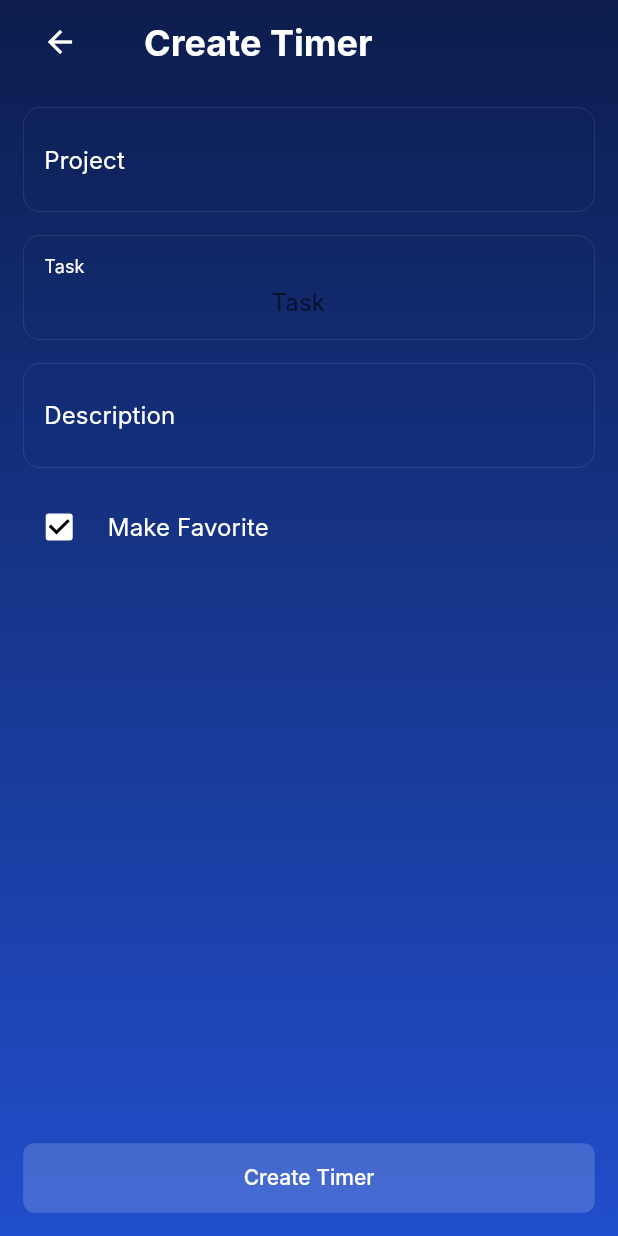
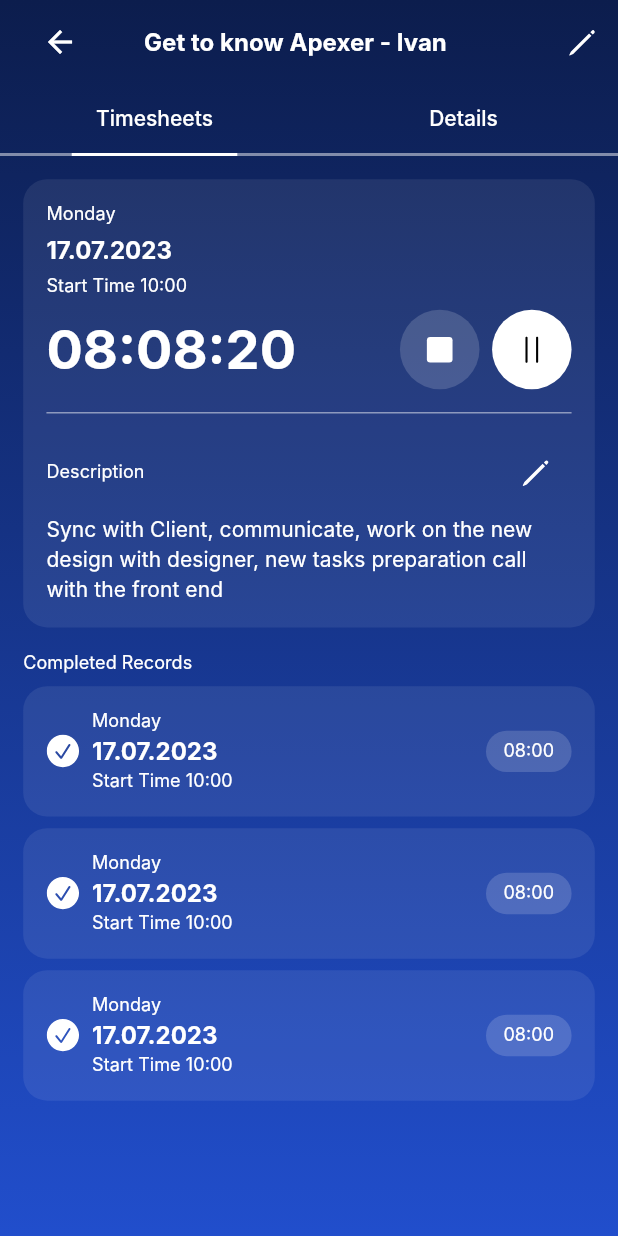
Before and after one commit to Lord-Chris/odoo, a Flutter app: the CreateTimerView screen opened directly, after a tap on "Create Timer", on a phone screen of 412 x 824 dp. Run offline on Flutter 3.47's test engine with Material 3 defaults, Android fonts, the phone set to English and light mode, and no system bars; drawn by our look-alikes of readmore; our stand-ins replace flutter_hooks, flutter_screenutil, flutter_svg; Roboto replaces fonts that are missing (Inter).

Commit message:
Timer Details view

```diff
--- a/lib/ui/shared/constants/app_assets.dart
+++ b/lib/ui/shared/constants/app_assets.dart
@@ -9,8 +9,9 @@ class AppSvgAssets {
   static const clock = '$_prefix/clock.svg';
   static const pause = '$_prefix/pause.svg';
   static const arrowDown = '$_prefix/arrow_down.svg';
-  // static const raydaText = '$_prefix/rayda_text.svg';
-  // static const raydaText = '$_prefix/rayda_text.svg';
+  static const check = '$_prefix/check.svg';
+  static const pencil = '$_prefix/pencil.svg';
+  static const stop = '$_prefix/stop.svg';
   // static const raydaText = '$_prefix/rayda_text.svg';
 }
 
--- a/lib/ui/shared/constants/app_theme.dart
+++ b/lib/ui/shared/constants/app_theme.dart
@@ -3,14 +3,9 @@ import 'package:flutter/material.dart';
 import '_constants.dart';
 
 class AppTheme {
-  static ThemeData get lightTheme =>
-      _theme.copyWith(colorScheme: _lightColorScheme);
-
-  static ThemeData get darkTheme =>
-      _theme.copyWith(colorScheme: _darkColorScheme);
-
   static final _theme = ThemeData(
     useMaterial3: true,
+    primaryColorLight: AppColors.lightPrimary,
     textTheme: const TextTheme(
       displayLarge: AppTextStyles.displayLarge,
       displayMedium: AppTextStyles.displayMedium,
@@ -29,6 +24,11 @@ class AppTheme {
       bodySmall: AppTextStyles.bodySmall,
     ),
   );
+  static ThemeData get lightTheme =>
+      _theme.copyWith(colorScheme: _lightColorScheme);
+
+  static ThemeData get darkTheme =>
+      _theme.copyWith(colorScheme: _darkColorScheme);
 
   static final _lightColorScheme = ColorScheme(
     primary: AppColors.lightPrimary,
--- a/lib/ui/views/create_timer/create_timer_view.dart
+++ b/lib/ui/views/create_timer/create_timer_view.dart
@@ -5,6 +5,7 @@ import '../../../core/extensions/context_extenstion.dart';
 import '../../shared/components/_components.dart';
 import '../../shared/constants/app_colors.dart';
 import '../../shared/constants/spacing.dart';
+import '../timer_details/timer_details_view.dart';
 
 class CreateTimerView extends StatelessWidget {
   const CreateTimerView({super.key});
@@ -73,7 +74,15 @@ class CreateTimerView extends StatelessWidget {
                       ],
                     ),
                   ),
-                  const AppButton(label: 'Create Timer'),
+                  AppButton(
+                    label: 'Create Timer',
+                    onTap: () {
+                      Navigator.push(
+                          context,
+                          MaterialPageRoute(
+                              builder: (_) => const TimerDetailsView()));
+                    },
+                  ),
                 ],
               ),
             ),
--- /dev/null
+++ b/lib/ui/views/timer_details/timer_details_view.dart
@@ -0,0 +1,71 @@
+import 'package:flutter/material.dart';
+import 'package:flutter_hooks/flutter_hooks.dart';
+import 'package:flutter_screenutil/flutter_screenutil.dart';
+import 'package:flutter_svg/flutter_svg.dart';
+
+import '../../../core/_core.dart';
+import '../../shared/components/_components.dart';
+import '../../shared/constants/_constants.dart';
+import 'widgets/details_tab.dart';
+import 'widgets/timesheets_tab.dart';
+
+class TimerDetailsView extends HookWidget {
+  const TimerDetailsView({super.key});
+
+  @override
+  Widget build(BuildContext context) {
+    final controller = useTabController(initialLength: 2);
+    return BaseScaffold(
+      body: Column(
+        children: [
+          AppBar(
+            backgroundColor: AppColors.transparent,
+            leadingWidth: 80,
+            title: Text(
+              'Get to know Apexer - Ivan',
+              style: context.tTheme.titleMedium?.copyWith(
+                color: context.cScheme.onSurface,
+              ),
+            ),
+            actions: [
+              IconButton(
+                onPressed: () {},
+                icon: SvgPicture.asset(AppSvgAssets.pencil),
+              ),
+            ],
+          ),
+          TabBar(
+            controller: controller,
+            dividerHeight: 2,
+            indicatorSize: TabBarIndicatorSize.tab,
+            indicatorPadding: REdgeInsets.symmetric(horizontal: .12.sw),
+            labelStyle: context.tTheme.labelLarge?.copyWith(
+              color: context.cScheme.onSurface,
+            ),
+            indicator: BoxDecoration(
+              border: Border(
+                bottom: BorderSide(
+                  width: 2,
+                  color: context.cScheme.onSecondary,
+                ),
+              ),
+            ),
+            tabs: const [
+              Tab(text: 'Timesheets'),
+              Tab(text: 'Details'),
+            ],
+          ),
+          Expanded(
+            child: TabBarView(
+              controller: controller,
+              children: const [
+                TimeSheetsTab(),
+                DetailsTab(),
+              ],
+            ),
+          ),
+        ],
+      ),
+    );
+  }
+}
--- /dev/null
+++ b/lib/ui/views/timer_details/widgets/timesheets_tab.dart
@@ -0,0 +1,212 @@
+import 'package:flutter/material.dart';
+import 'package:flutter_screenutil/flutter_screenutil.dart';
+import 'package:flutter_svg/flutter_svg.dart';
+import 'package:readmore/readmore.dart';
+
+import '../../../../core/_core.dart';
+import '../../../shared/constants/_constants.dart';
+
+class TimeSheetsTab extends StatelessWidget {
+  const TimeSheetsTab({
+    super.key,
+  });
+
+  @override
+  Widget build(BuildContext context) {
+    return ListView(
+      padding: REdgeInsets.all(16),
+      children: [
+        const CurrentRecord(),
+        Spacing.vertRegular(),
+        Text(
+          'Completed Records',
+          style: context.tTheme.bodySmall?.copyWith(
+            color: context.cScheme.onSurface,
+          ),
+        ),
+        Spacing.vertSmall(),
+        ListView.separated(
+          shrinkWrap: true,
+          itemCount: 3,
+          padding: EdgeInsets.zero,
+          physics: const NeverScrollableScrollPhysics(),
+          separatorBuilder: (_, __) => Spacing.vertSmall(),
+          itemBuilder: (context, index) {
+            return const CompletedRecord();
+          },
+        ),
+      ],
+    );
+  }
+}
+
+class CurrentRecord extends StatelessWidget {
+  const CurrentRecord({
+    super.key,
+  });
+
+  @override
+  Widget build(BuildContext context) {
+    return Container(
+      padding: REdgeInsets.all(16),
+      decoration: BoxDecoration(
+        color: context.cScheme.onSurface.withOpacity(.08),
+        borderRadius: BorderRadius.circular(16),
+      ),
+      child: Column(
+        crossAxisAlignment: CrossAxisAlignment.start,
+        mainAxisSize: MainAxisSize.min,
+        children: [
+          Text(
+            'Monday',
+            style: context.tTheme.bodySmall?.copyWith(
+              color: context.cScheme.onSurface,
+            ),
+          ),
+          Spacing.vertTiny(),
+          Text(
+            '17.07.2023',
+            style: context.tTheme.titleMedium?.copyWith(
+              color: context.cScheme.onSurface,
+            ),
+          ),
+          Spacing.vertTiny(),
+          Text(
+            'Start Time 10:00',
+            style: context.tTheme.bodySmall?.copyWith(
+              color: context.cScheme.onSurface,
+            ),
+          ),
+          Spacing.vertSmall(),
+          Row(
+            children: [
+              Expanded(
+                child: Text(
+                  '08:08:20',
+                  style: context.tTheme.displaySmall?.copyWith(
+                    color: context.cScheme.onSurface,
+                  ),
+                ),
+              ),
+              IconButton.filled(
+                onPressed: () {},
+                iconSize: 60.r,
+                padding: REdgeInsets.all(15),
+                style: IconButton.styleFrom(
+                  shape: const CircleBorder(),
+                  backgroundColor:
+                      context.cScheme.onSecondaryContainer.withOpacity(.16),
+                ),
+                icon: SvgPicture.asset(AppSvgAssets.stop),
+              ),
+              Spacing.horizSmall(),
+              IconButton.filled(
+                onPressed: () {},
+                iconSize: 48.r,
+                padding: REdgeInsets.all(15),
+                style: IconButton.styleFrom(
+                  shape: const CircleBorder(),
+                  backgroundColor: context.cScheme.onSecondaryContainer,
+                ),
+                icon: SvgPicture.asset(AppSvgAssets.pause),
+              ),
+            ],
+          ),
+          Spacing.vertSmall(),
+          const Divider(),
+          Spacing.vertSmall(),
+          Row(
+            children: [
+              Expanded(
+                child: Text(
+                  'Description',
+                  style: context.tTheme.bodySmall?.copyWith(
+                    color: context.cScheme.onSurface,
+                  ),
+                ),
+              ),
+              IconButton(
+                onPressed: () {},
+                icon: SvgPicture.asset(AppSvgAssets.pencil),
+              ),
+            ],
+          ),
+          Spacing.vertTiny(),
+          ReadMoreText(
+            'Sync with Client, communicate, work on the new design with designer, new tasks preparation call with the front end',
+            trimLines: 2,
+            style: context.tTheme.bodyMedium?.copyWith(
+              color: context.cScheme.onSurface,
+            ),
+            moreStyle: context.tTheme.bodySmall?.copyWith(
+              color: context.cScheme.onSurface,
+            ),
+          ),
+        ],
+      ),
+    );
+  }
+}
+
+class CompletedRecord extends StatelessWidget {
+  const CompletedRecord({
+    super.key,
+  });
+
+  @override
+  Widget build(BuildContext context) {
+    return Container(
+      padding: REdgeInsets.all(16),
+      decoration: BoxDecoration(
+        color: context.cScheme.onSurface.withOpacity(.08),
+        borderRadius: BorderRadius.circular(16),
+      ),
+      child: Row(
+        children: [
+          SvgPicture.asset(AppSvgAssets.check),
+          Spacing.horizSmall(),
+          Expanded(
+            child: Column(
+              crossAxisAlignment: CrossAxisAlignment.start,
+              mainAxisSize: MainAxisSize.min,
+              children: [
+                Text(
+                  'Monday',
+                  style: context.tTheme.bodySmall?.copyWith(
+                    color: context.cScheme.onSurface,
+                  ),
+                ),
+                Text(
+                  '17.07.2023',
+                  style: context.tTheme.titleMedium?.copyWith(
+                    color: context.cScheme.onSurface,
+                  ),
+                ),
+                Text(
+                  'Start Time 10:00',
+                  style: context.tTheme.bodySmall?.copyWith(
+                    color: context.cScheme.onSurface,
+                  ),
+                ),
+              ],
+            ),
+          ),
+          Spacing.horizSmall(),
+          Container(
+            padding: REdgeInsets.fromLTRB(12, 6, 12, 6),
+            decoration: BoxDecoration(
+              color: context.cScheme.secondaryContainer.withOpacity(.16),
+              borderRadius: BorderRadius.circular(64),
+            ),
+            child: Text(
+              '08:00',
+              style: context.tTheme.bodySmall?.copyWith(
+                color: context.cScheme.onSurface,
+              ),
+            ),
+          ),
+        ],
+      ),
+    );
+  }
+}
--- a/pubspec.yaml
+++ b/pubspec.yaml
@@ -35,6 +35,7 @@ dependencies:
   flutter_hooks: ^0.20.4
   flutter_screenutil: ^5.9.0
   flutter_svg: ^2.0.9
+  readmore: ^2.2.0
 
 dev_dependencies:
   flutter_lints: ^2.0.0
```
Also changed, not shown: lib/ui/views/timer_details/widgets/details_tab.dart (added, +125 -0 lines), assets/svgs/check.svg (added), assets/svgs/pencil.svg (added), assets/svgs/stop.svg (added), pubspec.lock.
